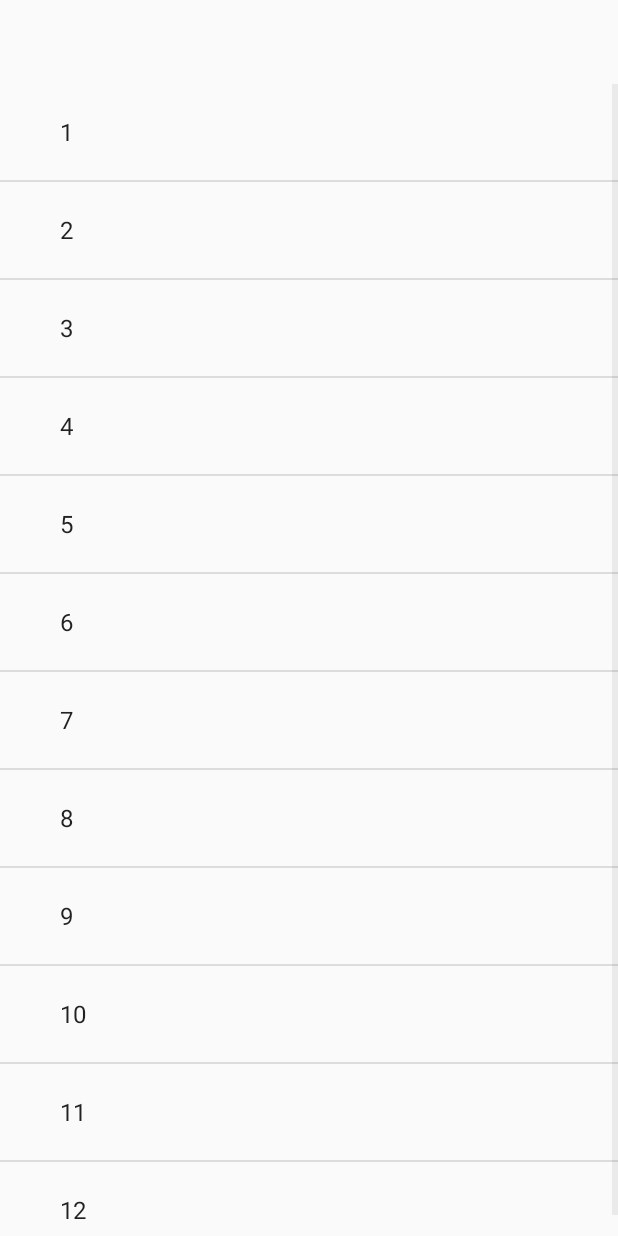
After one commit to CoderSzy/AndroidBasicDemo, an Android app: the MenuTestActivity screen opened directly, with no data from a screen before it, on a phone screen of 412 x 824 dp. The commit adds this screen. Run offline under Robolectric (Android 15) with nearby library versions, the phone set to English and light mode, and no system bars.

Commit message:
first combine

```diff
--- a/app/src/main/AndroidManifest.xml
+++ b/app/src/main/AndroidManifest.xml
@@ -27,6 +27,8 @@
             android:screenOrientation="landscape">
 
         </activity>
+        <activity android:name=".menu.MenuTestActivity"
+            android:theme="@style/Theme.AppCompat.Light.NoActionBar"></activity>
     </application>
 
 </manifest>
--- /dev/null
+++ b/app/src/main/java/com/example/youlu/androidbasicdemo/base/BaseActivity.kt
@@ -0,0 +1,26 @@
+package com.example.youlu.androidbasicdemo.base
+
+import android.os.Bundle
+import android.support.v7.app.AppCompatActivity
+
+/**
+ * author: youlu
+ * date:   2019/2/27
+ * email: youluoyemu2011@126.com
+ * desc:
+ */
+abstract class BaseActivity : AppCompatActivity() {
+
+    override fun onCreate(savedInstanceState: Bundle?) {
+        super.onCreate(savedInstanceState)
+        setContentView(getLayoutId())
+        initView()
+        initListener()
+    }
+
+    abstract fun getLayoutId(): Int
+
+    abstract fun initView()
+
+    abstract fun initListener()
+}
--- /dev/null
+++ b/app/src/main/java/com/example/youlu/androidbasicdemo/menu/MenuTestActivity.kt
@@ -0,0 +1,67 @@
+package com.example.youlu.androidbasicdemo.menu
+
+import android.support.v7.app.AppCompatActivity
+import android.os.Bundle
+import android.view.ActionMode
+import android.view.Menu
+import android.view.MenuItem
+import android.widget.AbsListView
+import android.widget.ArrayAdapter
+import android.widget.ListView
+import com.example.youlu.androidbasicdemo.R
+import com.example.youlu.androidbasicdemo.base.BaseActivity
+import kotlinx.android.synthetic.main.activity_menu_test.*
+
+class MenuTestActivity : BaseActivity() {
+
+    private val mMultiChoiceListener = object : AbsListView.MultiChoiceModeListener {
+        override fun onActionItemClicked(mode: ActionMode?, item: MenuItem?): Boolean {
+            when (item?.itemId) {
+                R.id.menu_delete -> {
+                    return true
+                }
+                else -> {
+                    return false
+                }
+            }
+
+        }
+
+        override fun onItemCheckedStateChanged(mode: ActionMode?, position: Int, id: Long, checked: Boolean) {
+            TODO("not implemented") //To change body of created functions use File | Settings | File Templates.
+        }
+
+        override fun onCreateActionMode(mode: ActionMode?, menu: Menu?): Boolean {
+            mode?.menuInflater?.inflate(R.menu.menu_context_mode, menu)
+            return true
+        }
+
+        override fun onPrepareActionMode(mode: ActionMode?, menu: Menu?): Boolean {
+            TODO("not implemented") //To change body of created functions use File | Settings | File Templates.
+        }
+
+        override fun onDestroyActionMode(mode: ActionMode?) {
+            TODO("not implemented") //To change body of created functions use File | Settings | File Templates.
+        }
+
+    }
+
+    override fun getLayoutId(): Int {
+        return R.layout.activity_menu_test
+    }
+
+    override fun initView() {
+        val adapter = ArrayAdapter.createFromResource(this, R.array.data_time, android.R.layout.simple_expandable_list_item_1)
+        lv_menu.adapter = adapter
+    }
+
+    override fun initListener() {
+        lv_menu.choiceMode = ListView.CHOICE_MODE_MULTIPLE_MODAL
+        lv_menu.setMultiChoiceModeListener(mMultiChoiceListener)
+    }
+
+    override fun onCreateOptionsMenu(menu: Menu?): Boolean {
+        menuInflater.inflate(R.menu.menu_options, menu)
+        return true
+    }
+}
--- /dev/null
+++ b/app/src/main/res/layout/activity_menu_test.xml
@@ -0,0 +1,24 @@
+<?xml version="1.0" encoding="utf-8"?>
+<LinearLayout xmlns:android="http://schemas.android.com/apk/res/android"
+    xmlns:app="http://schemas.android.com/apk/res-auto"
+    xmlns:tools="http://schemas.android.com/tools"
+    android:layout_width="match_parent"
+    android:layout_height="match_parent"
+    android:orientation="vertical"
+    tools:context=".menu.MenuTestActivity">
+
+    <android.support.v7.widget.Toolbar
+        android:id="@+id/toolbar_menu"
+        android:layout_width="match_parent"
+        android:layout_height="?attr/actionBarSize">
+
+    </android.support.v7.widget.Toolbar>
+
+    <ListView
+        android:id="@+id/lv_menu"
+        android:layout_width="match_parent"
+        android:layout_height="wrap_content">
+
+    </ListView>
+
+</LinearLayout>
--- /dev/null
+++ b/app/src/main/res/menu/menu_context_mode.xml
@@ -0,0 +1,10 @@
+<?xml version="1.0" encoding="utf-8"?>
+<menu xmlns:android="http://schemas.android.com/apk/res/android"
+    xmlns:app="http://schemas.android.com/apk/res-auto">
+
+    <item
+        android:id="@+id/menu_delete"
+        android:title="@string/item_delete"
+        app:showAsAction="always" />
+
+</menu>
--- /dev/null
+++ b/app/src/main/res/menu/menu_options.xml
@@ -0,0 +1,12 @@
+<?xml version="1.0" encoding="utf-8"?>
+<menu xmlns:android="http://schemas.android.com/apk/res/android"
+    xmlns:app="http://schemas.android.com/apk/res-auto">
+
+    <item android:id="@+id/menu_search"
+        android:title="@string/item_search"
+        app:showAsAction="always"/>
+
+    <item android:id="@+id/menu_settings"
+        android:title="@string/item_delete"/>
+
+</menu>
--- /dev/null
+++ b/app/src/main/res/values/arrays.xml
@@ -0,0 +1,19 @@
+<?xml version="1.0" encoding="utf-8"?>
+<resources>
+
+    <string-array name="data_time">
+        <item>1</item>
+        <item>2</item>
+        <item>3</item>
+        <item>4</item>
+        <item>5</item>
+        <item>6</item>
+        <item>7</item>
+        <item>8</item>
+        <item>9</item>
+        <item>10</item>
+        <item>11</item>
+        <item>12</item>
+    </string-array>
+
+</resources>
--- a/app/src/main/res/values/strings.xml
+++ b/app/src/main/res/values/strings.xml
@@ -9,5 +9,11 @@
     <string name="btn_capture">capture</string>
     <string name="hint_no_camera">this device has no camera!</string>
     <string name="desc_result">capture result</string>
+    <!--menu options-->
+    <string name="item_search">搜索</string>
+    <string name="item_settings">设置</string>
+
+    <!--menu context mode-->
+    <string name="item_delete">删除</string>
 
 </resources>
```
